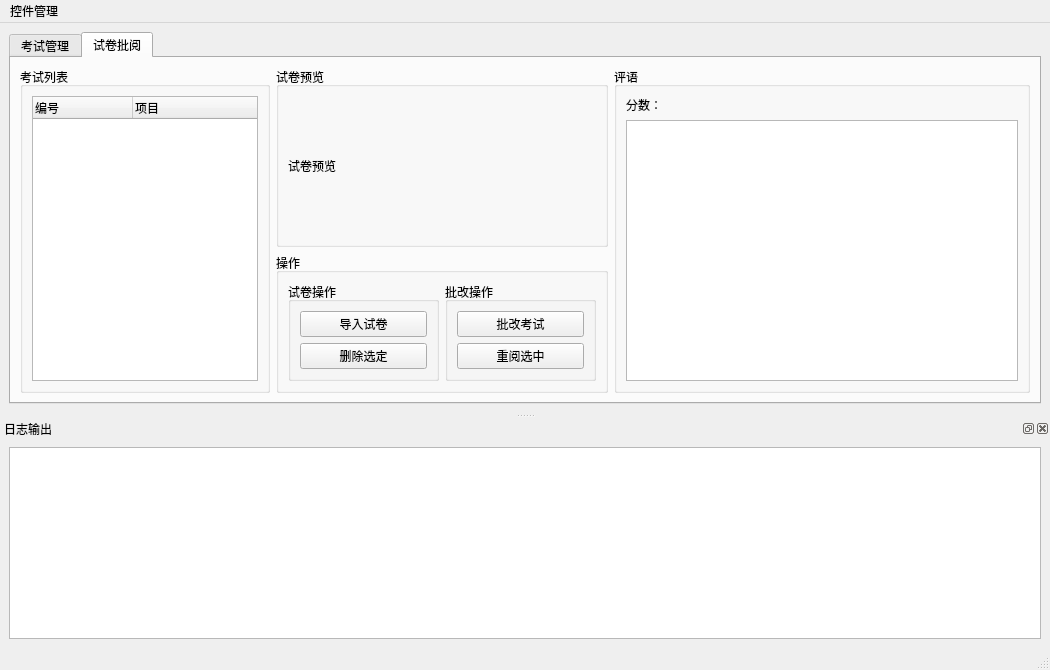
First picture: the form in ui/Windows/Main.ui, repository dudu7615/EnglishWritingCheck, before the edit.
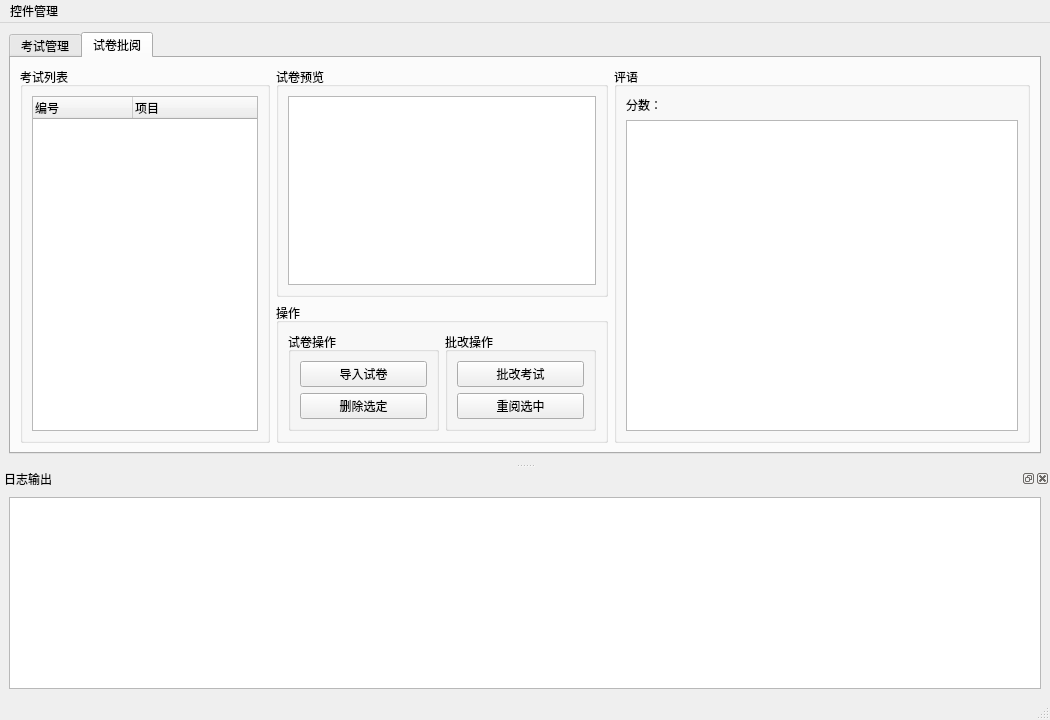
Second picture: the form after the edit. The open tabs and pages were chosen to show the change.

Commit message: feat(ui): 1. [creat, del] exam 2. [import, del] paper] 3. show paper

Patch:
```diff
--- a/ui/Windows/Main.ui
+++ b/ui/Windows/Main.ui
@@ -7,7 +7,7 @@
     <x>0</x>
     <y>0</y>
     <width>1050</width>
-    <height>670</height>
+    <height>720</height>
    </rect>
   </property>
   <property name="windowTitle">
@@ -154,11 +154,7 @@
             </property>
             <layout class="QGridLayout" name="gridLayout_6">
              <item row="0" column="0">
-              <widget class="QLabel" name="showPaper">
-               <property name="text">
-                <string>试卷预览</string>
-               </property>
-              </widget>
+              <widget class="QTextBrowser" name="showPaper"/>
              </item>
             </layout>
            </widget>
```
Left out of the diff: 2 changed lines with no effect on the pictures. The commit also changes 3 other files.
